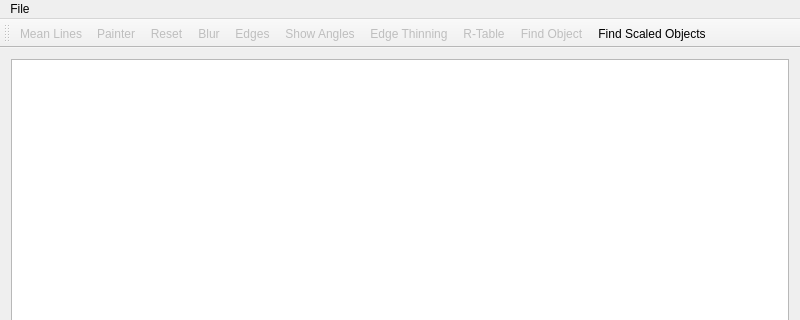
Qt form SpeedSignDetectorViewer/mainwindow.ui (maltelenz/SpeedSignDetector) before a commit; both pictures show x 0 to 800 and y 0 to 320 of the 800 by 900 pixel window.
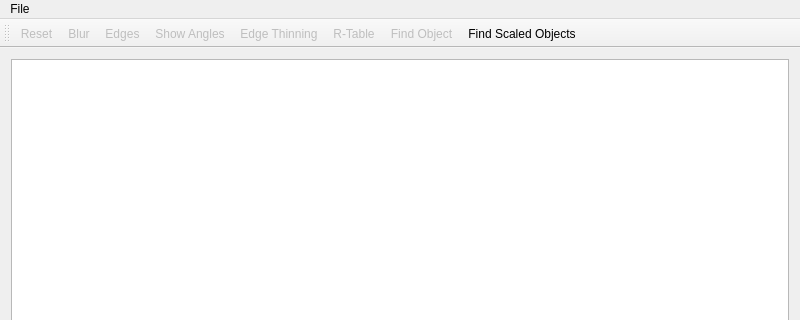
The same form after that commit.

What changed in the file:
```diff
--- a/SpeedSignDetectorViewer/mainwindow.ui
+++ b/SpeedSignDetectorViewer/mainwindow.ui
@@ -52,8 +52,6 @@
    <attribute name="toolBarBreak">
     <bool>false</bool>
    </attribute>
-   <addaction name="actionMean_Lines"/>
-   <addaction name="actionPainter"/>
    <addaction name="actionReset"/>
    <addaction name="actionBlur"/>
    <addaction name="actionEdges"/>
@@ -113,34 +111,6 @@
     <string>Ctrl+O</string>
    </property>
   </action>
-  <action name="actionMean_Lines">
-   <property name="checkable">
-    <bool>true</bool>
-   </property>
-   <property name="enabled">
-    <bool>false</bool>
-   </property>
-   <property name="text">
-    <string>Mean Lines</string>
-   </property>
-   <property name="toolTip">
-    <string>Mean of every line</string>
-   </property>
-  </action>
-  <action name="actionPainter">
-   <property name="checkable">
-    <bool>true</bool>
-   </property>
-   <property name="enabled">
-    <bool>false</bool>
-   </property>
-   <property name="text">
-    <string>Painter</string>
-   </property>
-   <property name="toolTip">
-    <string>Paint Rectangle</string>
-   </property>
-  </action>
   <action name="actionReset">
    <property name="enabled">
     <bool>false</bool>
```
